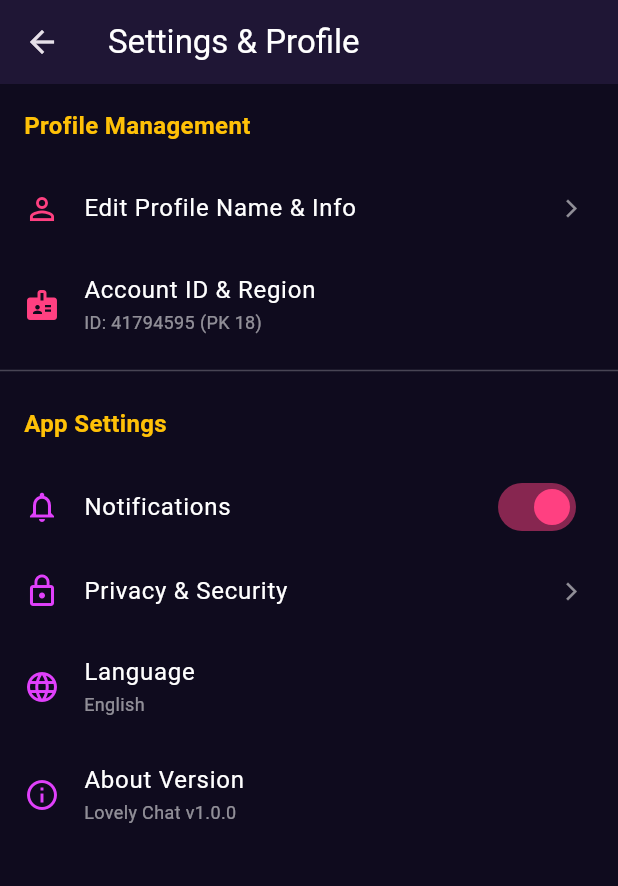
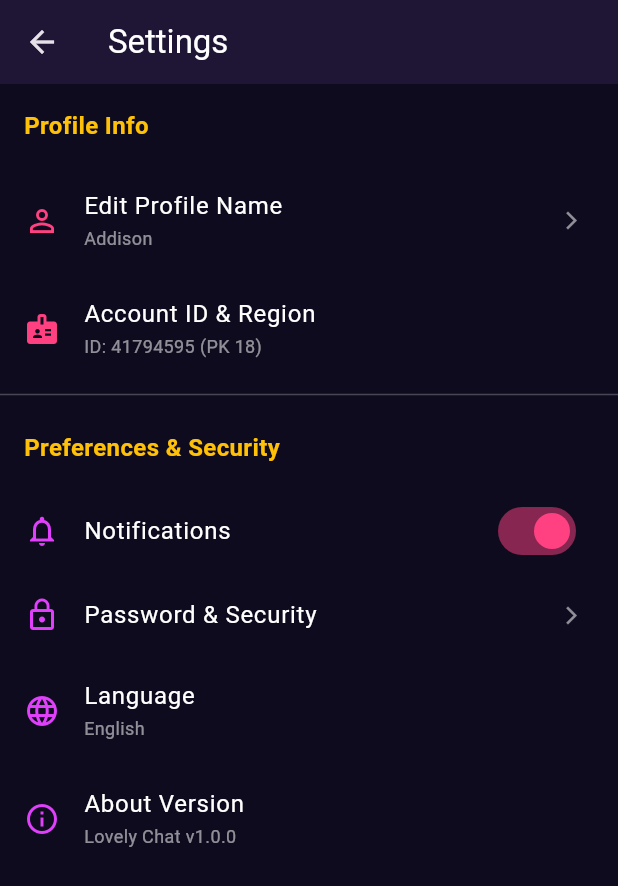
Before and after one commit to wwwsabtainshah-byte/Lovely, a Flutter app: the SettingsPage screen opened directly, on a phone screen of 412 x 824 dp. Shown: the top 886 px of the screen. Run offline on Flutter 3.47's test engine with Material 3 defaults, Android fonts, the phone set to English and light mode, and no system bars; network calls fail.

Commit message:
Reorder settings options: Profile details on top and security options below

```diff
--- a/lib/main.dart
+++ b/lib/main.dart
@@ -467,24 +467,21 @@ class SettingsPage extends StatelessWidget {
   Widget build(BuildContext context) {
     return Scaffold(
       appBar: AppBar(
-        title: const Text('Settings & Profile', style: TextStyle(color: Colors.white)),
+        title: const Text('Settings', style: TextStyle(color: Colors.white)),
         backgroundColor: const Color(0xFF1F1635),
       ),
       body: ListView(
         children: [
           const Padding(
             padding: EdgeInsets.all(16.0),
-            child: Text('Profile Management', style: TextStyle(color: Colors.amber, fontWeight: FontWeight.bold, fontSize: 16)),
+            child: Text('Profile Info', style: TextStyle(color: Colors.amber, fontWeight: FontWeight.bold, fontSize: 16)),
           ),
           ListTile(
             leading: const Icon(Icons.person_outline, color: Colors.pinkAccent),
-            title: const Text('Edit Profile Name & Info', style: TextStyle(color: Colors.white)),
+            title: const Text('Edit Profile Name', style: TextStyle(color: Colors.white)),
+            subtitle: const Text('Addison', style: TextStyle(color: Colors.white54, fontSize: 12)),
             trailing: const Icon(Icons.arrow_forward_ios, size: 14, color: Colors.white54),
-            onTap: () {
-              ScaffoldMessenger.of(context).showSnackBar(
-                const SnackBar(content: Text('Edit Profile settings tapped')),
-              );
-            },
+            onTap: () {},
           ),
           ListTile(
             leading: const Icon(Icons.badge, color: Colors.pinkAccent),
@@ -495,7 +492,7 @@ class SettingsPage extends StatelessWidget {
           const Divider(color: Colors.white24),
           const Padding(
             padding: EdgeInsets.all(16.0),
-            child: Text('App Settings', style: TextStyle(color: Colors.amber, fontWeight: FontWeight.bold, fontSize: 16)),
+            child: Text('Preferences & Security', style: TextStyle(color: Colors.amber, fontWeight: FontWeight.bold, fontSize: 16)),
           ),
           ListTile(
             leading: const Icon(Icons.notifications_none, color: Colors.purpleAccent),
@@ -504,7 +501,7 @@ class SettingsPage extends StatelessWidget {
           ),
           ListTile(
             leading: const Icon(Icons.lock_outline, color: Colors.purpleAccent),
-            title: const Text('Privacy & Security', style: TextStyle(color: Colors.white)),
+            title: const Text('Password & Security', style: TextStyle(color: Colors.white)),
             trailing: const Icon(Icons.arrow_forward_ios, size: 14, color: Colors.white54),
             onTap: () {},
           ),
@@ -518,7 +515,7 @@ class SettingsPage extends StatelessWidget {
             leading: const Icon(Icons.info_outline, color: Colors.purpleAccent),
             title: const Text('About Version', style: TextStyle(color: Colors.white)),
             subtitle: const Text('Lovely Chat v1.0.0', style: TextStyle(color: Colors.white54, fontSize: 12)),
-            onTap: () {},
+            onTab: () {},
           ),
         ],
       ),
```
